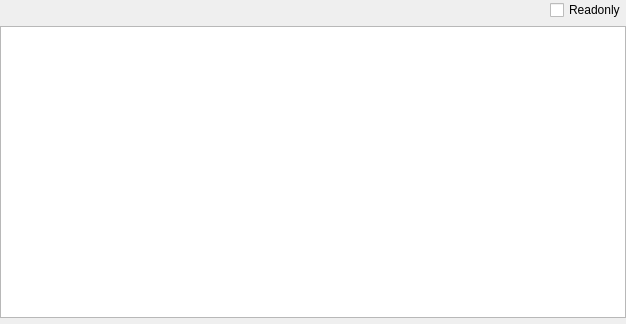
Qt form MACH/machsectionheaderwidget.ui (horsicq/FormatWidgets) before a commit.
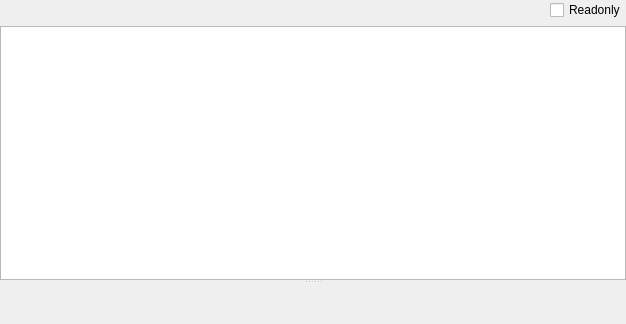
The same form after that commit. Custom widgets are drawn as their Qt base class.

Diff of the .ui file:
```diff
--- a/MACH/machsectionheaderwidget.ui
+++ b/MACH/machsectionheaderwidget.ui
@@ -54,6 +54,10 @@
     </layout>
    </item>
    <item>
+    <widget class="QSplitter" name="splitter">
+     <property name="orientation">
+      <enum>Qt::Vertical</enum>
+     </property>
     <widget class="QTableWidget" name="tableWidget">
      <property name="contextMenuPolicy">
       <enum>Qt::CustomContextMenu</enum>
@@ -77,15 +81,7 @@
       <number>21</number>
      </attribute>
     </widget>
-   </item>
-   <item>
-    <widget class="ToolsWidget" name="widgetHex" native="true">
-     <property name="maximumSize">
-      <size>
-       <width>16777215</width>
-       <height>200</height>
-      </size>
-     </property>
+     <widget class="ToolsWidget" name="widgetHex" native="true"/>
     </widget>
    </item>
   </layout>
```
Lines whose indentation alone changed are shown as unchanged.
